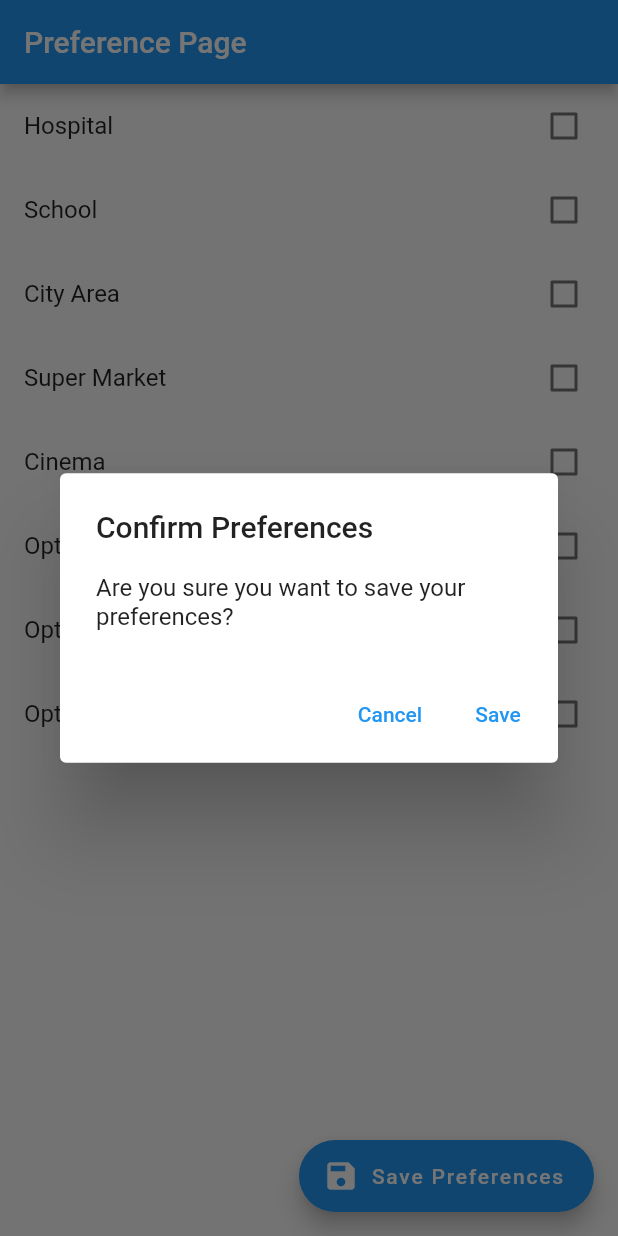
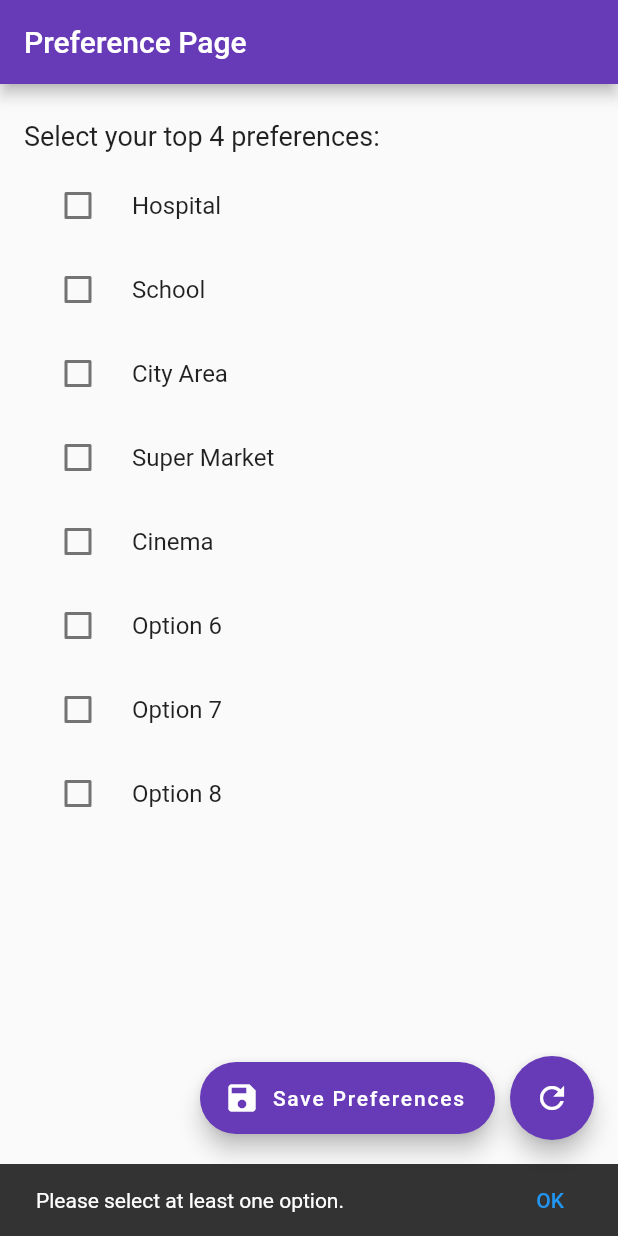
Before and after one commit to IT314-Group-34/IT314_project_34, a Flutter app: the PreferencePage screen opened directly, after a tap on "Save Preferences", on a phone screen of 412 x 824 dp. Run offline on Flutter 3.47's test engine with Material 2 defaults, Android fonts, the phone set to English and light mode, and no system bars; our stand-ins replace cloud_firestore, firebase_auth, firebase_core, flutter_pw_validator, google_sign_in, material_floating_search_bar; accounts and stored records are empty; key blocks and very long unbroken strings in the code were emptied for the run.

Commit message:
Update preference_page.dart

```diff
--- a/where_should_you_live/lib/preference_page.dart
+++ b/where_should_you_live/lib/preference_page.dart
@@ -28,12 +28,12 @@ class _PreferencePageState extends State<PreferencePage> {
         } else {
           ScaffoldMessenger.of(context).showSnackBar(
             SnackBar(
-              content: Text('Please select up to 4 options.'),
+                content:
+                    Text('My apologies but you can only select 4 options.'),
                 action: SnackBarAction(
                   label: 'OK',
                   onPressed: () {},
-              ),
-            ),
+                )),
           );
         }
       }
@@ -44,13 +44,19 @@ class _PreferencePageState extends State<PreferencePage> {
     final bool isChecked = _selectedOptions.contains(option);
 
     return CheckboxListTile(
-      title: Text(option),
+      title: Text(
+        option,
+        style: TextStyle(fontSize: 16),
+      ),
       value: isChecked,
       onChanged: (bool? value) {
         if (value != null) {
           _toggleOption(option);
         }
       },
+      activeColor: Colors.deepPurple,
+      checkColor: Colors.white,
+      controlAffinity: ListTileControlAffinity.leading,
     );
   }
 
@@ -104,23 +110,75 @@ class _PreferencePageState extends State<PreferencePage> {
     }
   }
 
+  void _resetOptions() {
+    setState(() {
+      _selectedOptions.clear();
+    });
+  }
+
   @override
   Widget build(BuildContext context) {
     return Scaffold(
       appBar: AppBar(
         title: Text('Preference Page'),
+        backgroundColor: Colors.deepPurple,
       ),
-      body: ListView(
+      body: Container(
+        padding: EdgeInsets.all(16),
+        child: Column(
+          crossAxisAlignment: CrossAxisAlignment.start,
+          children: [
+            Padding(
+              padding: EdgeInsets.symmetric(vertical: 8),
+              child: Text(
+                'Select your top 4 preferences:',
+                style: TextStyle(fontSize: 18),
+              ),
+            ),
+            Expanded(
+              child: ListView(
                 children: _options.map((String option) {
                   return _buildOptionCheckbox(option);
                 }).toList(),
               ),
-      floatingActionButton: FloatingActionButton.extended(
+            ),
+          ],
+        ),
+      ),
+      floatingActionButton: Row(
+        mainAxisAlignment: MainAxisAlignment.end,
+        children: [
+          FloatingActionButton.extended(
+            label: Text('Save Preferences'),
             onPressed: () {
+              if (_selectedOptions.length == 0) {
+                ScaffoldMessenger.of(context).showSnackBar(
+                  SnackBar(
+                    content: Text('Please select at least one option.'),
+                    action: SnackBarAction(
+                      label: 'OK',
+                      onPressed: () {},
+                    ),
+                  ),
+                );
+              } else {
                 _showConfirmationDialog();
+              }
             },
-        label: Text('Save Preferences'),
             icon: Icon(Icons.save),
+            backgroundColor: Colors.deepPurple,
+          ),
+          SizedBox(width: 10),
+          FloatingActionButton(
+            onPressed: () {
+              setState(() {
+                _selectedOptions.clear();
+              });
+            },
+            child: Icon(Icons.refresh),
+            backgroundColor: Colors.deepPurple,
+          ),
+        ],
       ),
     );
   }
```
Lines whose indentation alone changed are shown as unchanged.
